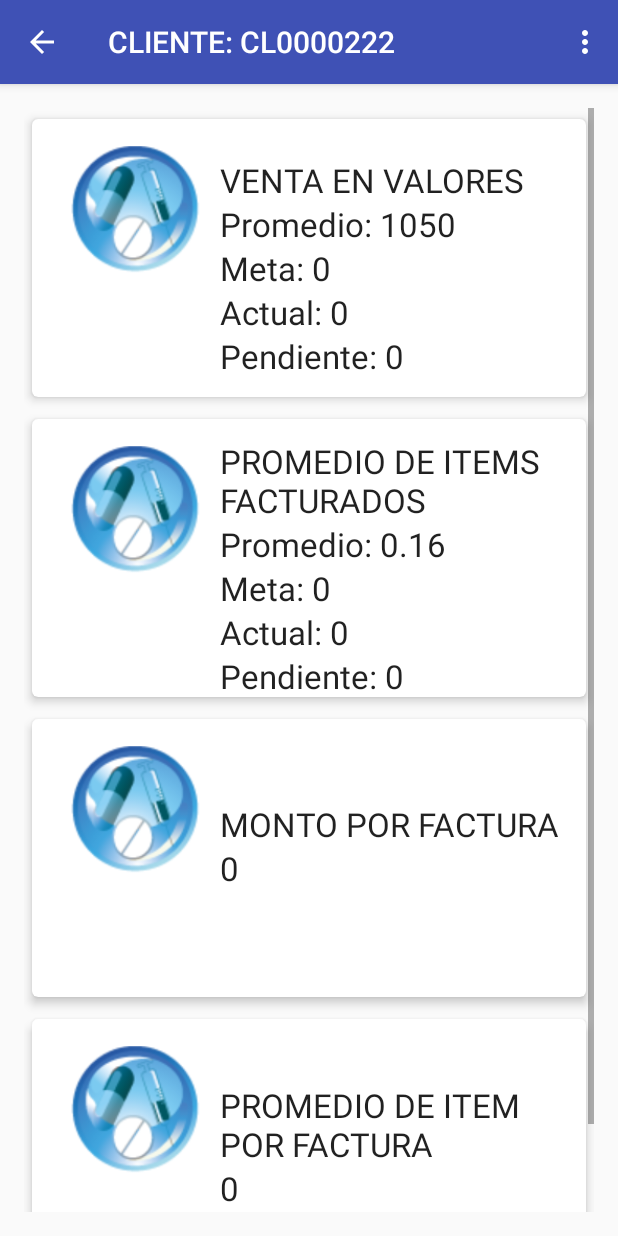
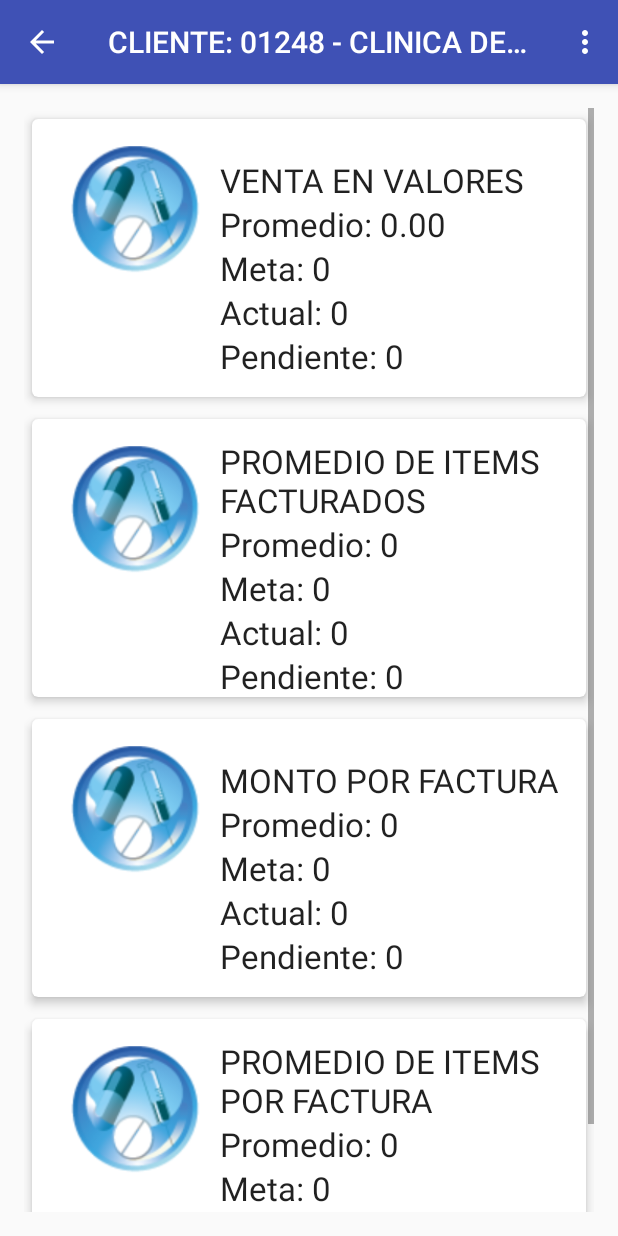
Before and after one commit to endscom/CARONTE, an Android app: the ClientesActivity screen opened directly, with no data from a screen before it, after a tap on an icon or button, on a phone screen of 412 x 824 dp. Run offline under Robolectric (Android 15) with nearby library versions, the phone set to English and light mode, and no system bars; libraries missing offline, so code that uses them is left out: com.loopj.android, com.miguelcatalan.materialsearchview, cz.msebera.android; pictures from the network do not load; 4 statements that could not run were skipped; 1 other tap on this screen came first.

Commit message:
Jue 26 Jan 2017
Todos los Promedios en los indicadores por Cliente.

```diff
--- a/app/src/main/java/com/guma/desarrollo/caronte/Activitys/ClientesActivity.java
+++ b/app/src/main/java/com/guma/desarrollo/caronte/Activitys/ClientesActivity.java
@@ -14,6 +14,7 @@ import android.widget.Toast;
 import com.guma.desarrollo.caronte.Adapters.ClientesAdapter;
 import com.guma.desarrollo.caronte.AsyncHttpManager.ClientesRepository;
 import com.guma.desarrollo.caronte.R;
+import com.guma.desarrollo.core.Cliente;
 import com.miguelcatalan.materialsearchview.MaterialSearchView;
 
 public class ClientesActivity extends AppCompatActivity {
@@ -31,17 +32,23 @@ public class ClientesActivity extends AppCompatActivity {
         getSupportActionBar().setDisplayHomeAsUpEnabled(true);
         toolbar.setTitleTextColor(getResources().getColor(R.color.Blanco));
 
-
         setTitle("LISTA DE CLIENTES");
-
         mClienteList = (ListView) findViewById(R.id.leads_list);
         mClientesAdapter = new ClientesAdapter(this, ClientesRepository.getInstance(ClientesActivity.this).getClientes());
         mClienteList.setAdapter(mClientesAdapter);
-
         mClienteList.setOnItemClickListener(new AdapterView.OnItemClickListener() {
             @Override
             public void onItemClick(AdapterView<?> parent, View view, int position, long id) {
-                startActivity(new Intent(ClientesActivity.this,TableroClienteActivity.class));
+                Cliente a, b, c;
+                a = (Cliente) parent.getItemAtPosition(position);
+                //parent.getItemAtPosition(position).toString();
+
+                Intent intent = new Intent(ClientesActivity.this,TableroClienteActivity.class);
+                //startActivity(new Intent(ClientesActivity.this,TableroClienteActivity.class));
+                intent.putExtra("CodCliente",a.getTitle());
+                intent.putExtra("NombreCliente",a.getName());
+                startActivity(intent);
+
             }
         });
 
--- a/app/src/main/java/com/guma/desarrollo/caronte/Activitys/TableroClienteActivity.java
+++ b/app/src/main/java/com/guma/desarrollo/caronte/Activitys/TableroClienteActivity.java
@@ -24,6 +24,8 @@ public class TableroClienteActivity extends AppCompatActivity {
     private RecyclerView.Adapter adapter;
     private RecyclerView.LayoutManager lManager;
 
+    private String CodCliente="", NombreCliente="";
+
     ListView mClienteList;
     ClientesAdapter mClientesAdapter;
 
@@ -33,14 +35,19 @@ public class TableroClienteActivity extends AppCompatActivity {
         setContentView(R.layout.activity_tablero_cliente);
         getSupportActionBar().setDisplayHomeAsUpEnabled(true);
 
-        setTitle("CLIENTE: " + "CL0000222");
+        Bundle bundle = getIntent().getExtras();
+        CodCliente = bundle.get("CodCliente").toString();
+        NombreCliente = bundle.get("NombreCliente").toString();
+
+        //setTitle("CLIENTE: " + "CL0000222");
+        setTitle("CLIENTE: " + bundle.get("CodCliente") + " - " + bundle.get("NombreCliente"));
 
         recycler = (RecyclerView) findViewById(R.id.rv_detalle_cliente);
         mClienteList = (ListView) findViewById(R.id.list_producto_facturado);
         recycler.setHasFixedSize(true);
         lManager = new LinearLayoutManager(this);
         recycler.setLayoutManager(lManager);
-        infoCliente();
+        infoCliente(CodCliente);
     }
     public boolean onOptionsItemSelected(MenuItem item) {
        switch (item.getItemId()) {
@@ -59,7 +66,7 @@ public class TableroClienteActivity extends AppCompatActivity {
         } else if (id == R.id.action_cuota_venta) {
             cuotaVenta();
         } else if (id == R.id.action_info_cliente) {
-            infoCliente();
+            infoCliente(CodCliente);
         }
         return super.onOptionsItemSelected(item);
 
@@ -74,28 +81,27 @@ public class TableroClienteActivity extends AppCompatActivity {
         mClientesAdapter = new ClientesAdapter(this, ClientesRepository.getInstance(TableroClienteActivity.this).getClientes());
         mClienteList.setAdapter(mClientesAdapter);
     }
-    private void infoCliente(){
-        String cursor[] = ClientesRepository.getPromedios3(TableroClienteActivity.this, "00003");
+    private void infoCliente(String CodCliente){
+        //String cursor[] = ClientesRepository.getPromedios3(TableroClienteActivity.this, "00003");
+        String cursor[] = ClientesRepository.getPromedios3(TableroClienteActivity.this, CodCliente, NombreCliente);
         List items = new ArrayList();
         if(cursor.length > 0)
         {
-            items.add(new Indicadores3(R.drawable.logo, "VENTA EN VALORES", "Promedio: ".concat(cursor[3]), "Meta: 0", "Actual: 0", "Pendiente: 0"));
-            items.add(new Indicadores3(R.drawable.logo, "PROMEDIO DE ITEMS FACTURADOS", "Promedio: ".concat(cursor[2]), "Meta: 0", "Actual: 0", "Pendiente: 0"));
-
-            //items.add(new Indicadores(R.drawable.logo, "PROMEDIO POR ITEM", cursor[0]));
-            //items.add(new Indicadores(R.drawable.logo, "PROMEDIO POR FACTURA", cursor[1]));
+            items.add(new Indicadores3(R.drawable.logo, "VENTA EN VALORES", "Promedio: ".concat(cursor[0]==null?"0.00":cursor[0]), "Meta: 0", "Actual: 0", "Pendiente: 0"));
+            items.add(new Indicadores3(R.drawable.logo, "PROMEDIO DE ITEMS FACTURADOS", "Promedio: ".concat(cursor[1]==null?"0":cursor[1]), "Meta: 0", "Actual: 0", "Pendiente: 0"));
+            items.add(new Indicadores3(R.drawable.logo, "MONTO POR FACTURA", "Promedio: ".concat(cursor[3]==null?"0":cursor[3]), "Meta: 0", "Actual: 0", "Pendiente: 0"));
+            items.add(new Indicadores3(R.drawable.logo, "PROMEDIO DE ITEMS POR FACTURA", "Promedio: ".concat(cursor[2]==null?"0":cursor[2 ]), "Meta: 0", "Actual: 0", "Pendiente: 0"));
         }
 
-        items.add(new Indicadores3(R.drawable.logo, "", "MONTO POR FACTURA", "0", "", ""));
+        /*items.add(new Indicadores3(R.drawable.logo, "", "MONTO POR FACTURA", "0", "", ""));
         items.add(new Indicadores3(R.drawable.logo, "", "PROMEDIO DE ITEM POR FACTURA", "0", "", ""));
-        /*items.add(new Indicadores(R.drawable.logo, "promedio", "0"));
+        items.add(new Indicadores(R.drawable.logo, "promedio", "0"));
         items.add(new Indicadores(R.drawable.logo, "# DE ITEMS FACTURADO", "0"));
         items.add(new Indicadores(R.drawable.logo, "MONTO POR FACTURA", "0"));
         items.add(new Indicadores(R.drawable.logo, "PROMEDIO DE ITEM POR FACTURA", "0"));*/
         adapter = new Indicadores3Adapter(items);
         recycler.setAdapter(adapter);
     }
-
     private void recuperacion(){
         List items = new ArrayList();
         items.add(new Indicadores(R.drawable.logo, "META", "0"));
--- a/app/src/main/java/com/guma/desarrollo/caronte/Adapters/IndicadoresAdapter.java
+++ b/app/src/main/java/com/guma/desarrollo/caronte/Adapters/IndicadoresAdapter.java
@@ -64,7 +64,6 @@ import java.util.List;
 
                 }
 */
-
                 //NUMERO DE ARTICULOS POR CLIENTE
                 if (items.get(i).getNombre()=="# ITEMS POR CLIENTE")
                 {
@@ -72,7 +71,6 @@ import java.util.List;
                     //x.putExtra("TITULO",items.get(i).getNombre());
                     v.getContext().startActivity(x);
                 }
-
                 //VENTAS POR ARTICULO
                 if (items.get(i).getNombre()=="VENTAS POR ARTICULO")
                 {
@@ -80,7 +78,6 @@ import java.util.List;
                     x.putExtra("TITULO",items.get(i).getNombre());
                     v.getContext().startActivity(x);
                 }
-
                 if (items.get(i).getNombre()=="VENTAS POR CLIENTE")
                 {
                     Intent x = new Intent(v.getContext(), VentasPorClienteActivity.class);
--- a/app/src/main/java/com/guma/desarrollo/caronte/AsyncHttpManager/ClientesRepository.java
+++ b/app/src/main/java/com/guma/desarrollo/caronte/AsyncHttpManager/ClientesRepository.java
@@ -73,6 +73,40 @@ public class ClientesRepository {
                     for (int i=0;i<joFacturas.length();i++)
                     {
                         SQLiteHelper.ExecuteSQL(ManagerURI.getDIR_DB(), cxnt,joFacturas.getString("PorRecuperar"+i));
+                    }
+                } catch (JSONException e) {
+                    e.printStackTrace();
+                }
+                pdialog.dismiss();
+            }
+            @Override
+            public void onFailure(int statusCode, Header[] headers, byte[] responseBody, Throwable error) {
+            }
+        });
+    }
+    public static void getAsyncHttpFacturasIndicadores(String vendedor, String Permiso, final Context cxnt)
+    {
+        AsyncHttpClient getFacturas = new AsyncHttpClient();
+        RequestParams parametros = new RequestParams();
+        parametros.put("V",vendedor);
+        parametros.put("P",Permiso);
+        getFacturas.get(ManagerURI.getURL_FACTURASINDICADORES(), parametros, new AsyncHttpResponseHandler() {
+            public ProgressDialog pdialog;
+            @Override
+            public void onStart() {
+                pdialog = ProgressDialog.show(cxnt, "","Procesando. Porfavor Espere...", true);
+            }
+            @Override
+            public void onSuccess(int statusCode, Header[] headers, byte[] responseBody) {
+                JSONArray jsonArray = null;
+                try {
+                    jsonArray = new JSONArray(new String(responseBody));
+                    JSONObject joFacturas = (JSONObject) jsonArray.getJSONObject(0).get("FACTURASINDICADORES");
+
+                    SQLiteHelper.ExecuteSQL(ManagerURI.getDIR_DB(),cxnt,"DELETE FROM INDICADORES3");
+                    for (int i=0;i<joFacturas.length();i++)
+                    {
+                        SQLiteHelper.ExecuteSQL(ManagerURI.getDIR_DB(), cxnt,joFacturas.getString("FACTURASINDICADORES"+i));
                     }
                 } catch (JSONException e) {
                     e.printStackTrace();
@@ -203,7 +237,7 @@ public class ClientesRepository {
         return rVentaTotal;
     }
 
-    public static String[] getPromedios3(Context ctx, String Cliente){
+    public static String[] getPromedios3(Context ctx, String CodCliente, String NombreCliente){
         SQLiteDatabase myDataBase = null;
         SQLiteHelper myDbHelper = null;
         String[] rPromedios3 = new String[4];
@@ -211,16 +245,17 @@ public class ClientesRepository {
         {
             myDbHelper = new SQLiteHelper(ManagerURI.getDIR_DB(), ctx);
             myDataBase = myDbHelper.getReadableDatabase();
-            Cursor cursor = myDataBase.rawQuery("SELECT p3.NOMBRE, p3.CLIENTE, ROUND(p3.PRM_ART_3, 2) PRM_ART_3, ROUND(p3.PRM_VTA_3,2) PRM_VTA_3 FROM PROMEDIOS3 p3 WHERE CLIENTE='"+Cliente+"';", null);
+            //Cursor cursor = myDataBase.rawQuery("SELECT p3.NOMBRECLIENTE, p3.CLIENTE, ROUND(p3.PRM_ART_3,2) PRM_ART_3, ROUND(p3.PRM_VTA_3,2) PRM_VTA_3 FROM PROMEDIOS3 p3 WHERE CLIENTE='"+CodCliente+"';", null);
+            Cursor cursor = myDataBase.rawQuery("SELECT ROUND(i.VENTAS_3,4) VENTAS, i.NUM_ART_FAC, ROUND(i.PROMEDIO_ART,4) PROMEDIO_ART, ROUND(i.MontoPromXFac,4) MontoPromXFac FROM INDICADORES3 i WHERE i.CODCLIENTE='"+CodCliente+"';", null);
             if(cursor.getCount() > 0)
             {
                 cursor.moveToFirst();
                 while(!cursor.isAfterLast())
                 {
-                    rPromedios3[0] = (String) cursor.getString(cursor.getColumnIndex("NOMBRE"));
-                    rPromedios3[1] = (String) cursor.getString(cursor.getColumnIndex("CLIENTE"));
-                    rPromedios3[2] = (String) cursor.getString(cursor.getColumnIndex("PRM_ART_3"));
-                    rPromedios3[3] = (String) cursor.getString(cursor.getColumnIndex("PRM_VTA_3"));
+                    rPromedios3[0] = (String) (cursor.isNull(0)? CodCliente: cursor.getString(cursor.getColumnIndex("VENTAS")));
+                    rPromedios3[1] = (String) (cursor.isNull(1)? "": cursor.getString(cursor.getColumnIndex("NUM_ART_FAC")));
+                    rPromedios3[2] = (String) (cursor.isNull(2)? "0.00": cursor.getString(cursor.getColumnIndex("PROMEDIO_ART")));
+                    rPromedios3[3] = (String) (cursor.isNull(3)? "0.00": cursor.getString(cursor.getColumnIndex("MontoPromXFac")));
                     cursor.moveToNext();
                 }
             }
```
Also changed, not shown: app/src/main/java/com/guma/desarrollo/caronte/Activitys/TableroActivity.java (+12 -4 lines), core/src/main/java/com/guma/desarrollo/core/ManagerURI.java (+5 -2 lines), app/src/main/assets/caronte.db.
